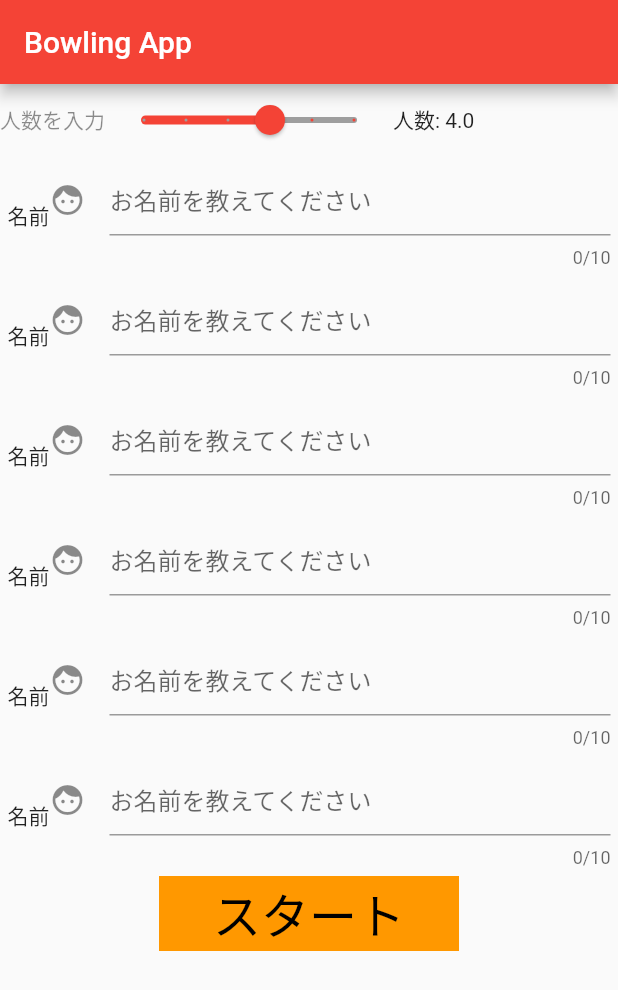
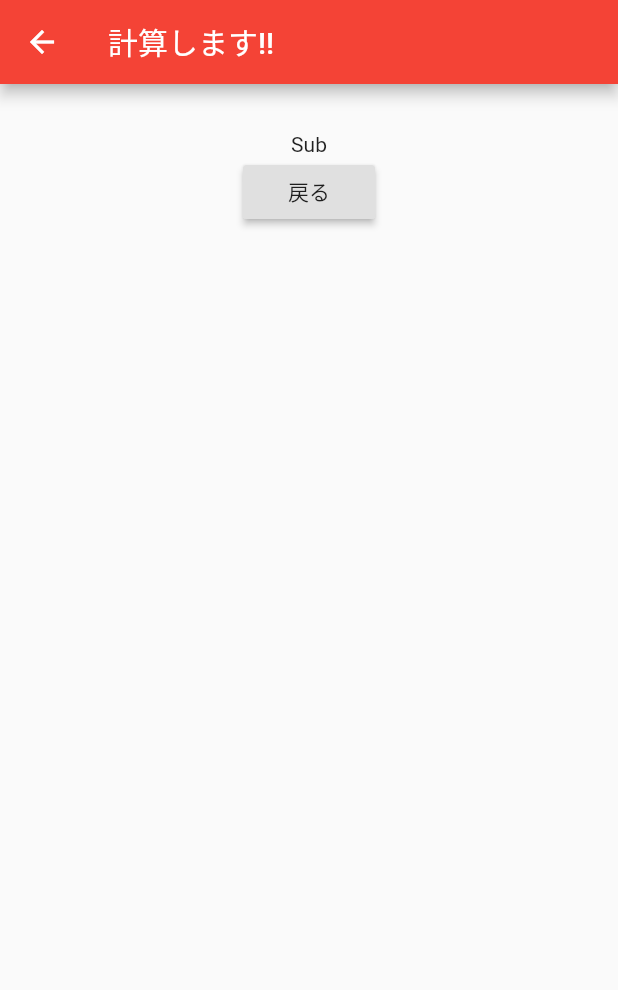
Before and after one commit to yossi1118ubi/bowling_calculater, a Flutter app: the screen it shows after launch, after a tap on "スタート", on a phone screen of 412 x 824 dp. Shown: the top 990 px of the screen. Run offline on Flutter 3.47's test engine with Material 2 defaults, Android fonts, the phone set to English and light mode, and no system bars.

Commit message:
画面遷移を実装

```diff
--- a/lib/main.dart
+++ b/lib/main.dart
@@ -1,4 +1,5 @@
 import 'package:flutter/material.dart';
+import 'second.dart';
 
 void main() {
   runApp(MyApp());
@@ -11,6 +12,10 @@ class MyApp extends StatelessWidget {
     int _numberOfPeople = 5;
     return MaterialApp(
       title: 'Bowling',
+      routes: <String, WidgetBuilder> {
+        '/home': (BuildContext context) => new MainPage(),
+        '/subpage': (BuildContext context) => new SubPage()
+      },
       theme: ThemeData(
         // This is the theme of your application.
         //
@@ -23,7 +28,16 @@ class MyApp extends StatelessWidget {
         // is not restarted.
         primarySwatch: Colors.red,
       ),
-      home:Scaffold(
+      home: MainPage(),
+    );
+  }
+}
+
+
+class MainPage extends StatelessWidget{
+  @override
+  Widget build(BuildContext context){
+    return Scaffold(
       appBar: AppBar(
         title: Text("Bowling App"),
       ),
@@ -37,24 +51,21 @@ class MyApp extends StatelessWidget {
           InputName(),
           InputName(),
           InputName(),
-            Center(
-              child: ClickGood(),
+          Container(
+            padding: EdgeInsets.all(32.0),
+            child: Center(
+              child: Column(
+                children: <Widget>[
+                  RaisedButton(onPressed: () => Navigator.of(context).pushNamed("/subpage"), child: new Text('スタート'),)
+                ],
+              ),
+            ),
           ),
 
         ],
 
       ),
 
-      ),
-
-    );
-  }
-
-  Widget _printItem(){
-    return Container(
-      child: ListTile(
-        title: InputName(),
-      )
     );
   }
 }
@@ -190,89 +201,3 @@ class _InputNameState extends State<InputName>{
     );
   }
 }
-
-
-class MyHomePage extends StatefulWidget {
-  MyHomePage({Key key, this.title}) : super(key: key);
-
-  // This widget is the home page of your application. It is stateful, meaning
-  // that it has a State object (defined below) that contains fields that affect
-  // how it looks.
-
-  // This class is the configuration for the state. It holds the values (in this
-  // case the title) provided by the parent (in this case the App widget) and
-  // used by the build method of the State. Fields in a Widget subclass are
-  // always marked "final".
-
-  final String title;
-
-  @override
-  _MyHomePageState createState() => _MyHomePageState();
-}
-
-class _MyHomePageState extends State<MyHomePage> {
-  int _counter = 0;
-
-  void _incrementCounter() {
-    setState(() {
-      // This call to setState tells the Flutter framework that something has
-      // changed in this State, which causes it to rerun the build method below
-      // so that the display can reflect the updated values. If we changed
-      // _counter without calling setState(), then the build method would not be
-      // called again, and so nothing would appear to happen.
-      _counter++;
-    });
-  }
-
-  @override
-  Widget build(BuildContext context) {
-    // This method is rerun every time setState is called, for instance as done
-    // by the _incrementCounter method above.
-    //
-    // The Flutter framework has been optimized to make rerunning build methods
-    // fast, so that you can just rebuild anything that needs updating rather
-    // than having to individually change instances of widgets.
-    return Scaffold(
-      appBar: AppBar(
-        // Here we take the value from the MyHomePage object that was created by
-        // the App.build method, and use it to set our appbar title.
-        title: Text(widget.title),
-      ),
-      body: Center(
-        // Center is a layout widget. It takes a single child and positions it
-        // in the middle of the parent.
-        child: Column(
-          // Column is also a layout widget. It takes a list of children and
-          // arranges them vertically. By default, it sizes itself to fit its
-          // children horizontally, and tries to be as tall as its parent.
-          //
-          // Invoke "debug painting" (press "p" in the console, choose the
-          // "Toggle Debug Paint" action from the Flutter Inspector in Android
-          // Studio, or the "Toggle Debug Paint" command in Visual Studio Code)
-          // to see the wireframe for each widget.
-          //
-          // Column has various properties to control how it sizes itself and
-          // how it positions its children. Here we use mainAxisAlignment to
-          // center the children vertically; the main axis here is the vertical
-          // axis because Columns are vertical (the cross axis would be
-          // horizontal).
-          mainAxisAlignment: MainAxisAlignment.center,
-          children: <Widget>[
-            Text(
-              'You have pushed the button this many times:',
-            ),
-            Text(
-              '$_counter',
-              style: Theme.of(context).textTheme.headline4,
-            ),
-          ],
-        ),
-      ),
-      floatingActionButton: FloatingActionButton(
-        onPressed: _incrementCounter,
-        tooltip: 'Increment',
-        child: Icon(Icons.add),
-      ), // This trailing comma makes auto-formatting nicer for build methods.
-    );
-  }
-}
--- a/lib/second.dart
+++ b/lib/second.dart
@@ -1 +1,24 @@
 import 'package:flutter/material.dart';
+
+
+class SubPage extends StatelessWidget {
+  @override
+  Widget build(BuildContext context) {
+    return new Scaffold(
+      appBar: new AppBar(
+        title: new Text('計算します!!'),
+      ),
+      body: new Container(
+        padding: new EdgeInsets.all(32.0),
+        child: new Center(
+          child: new Column(
+            children: <Widget>[
+              Text('Sub'),
+              RaisedButton(onPressed: () => Navigator.of(context).pop(), child: new Text('戻る'),)
+            ],
+          ),
+        ),
+      ),
+    );
+  }
+}
```
Lines whose indentation alone changed are shown as unchanged.
